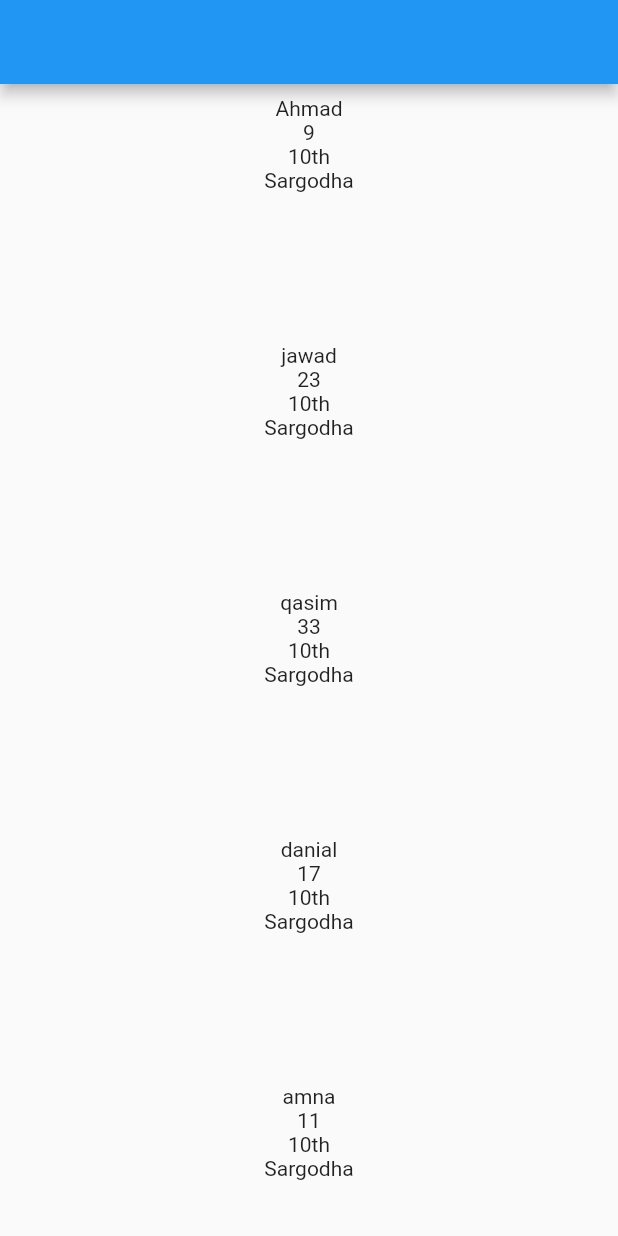
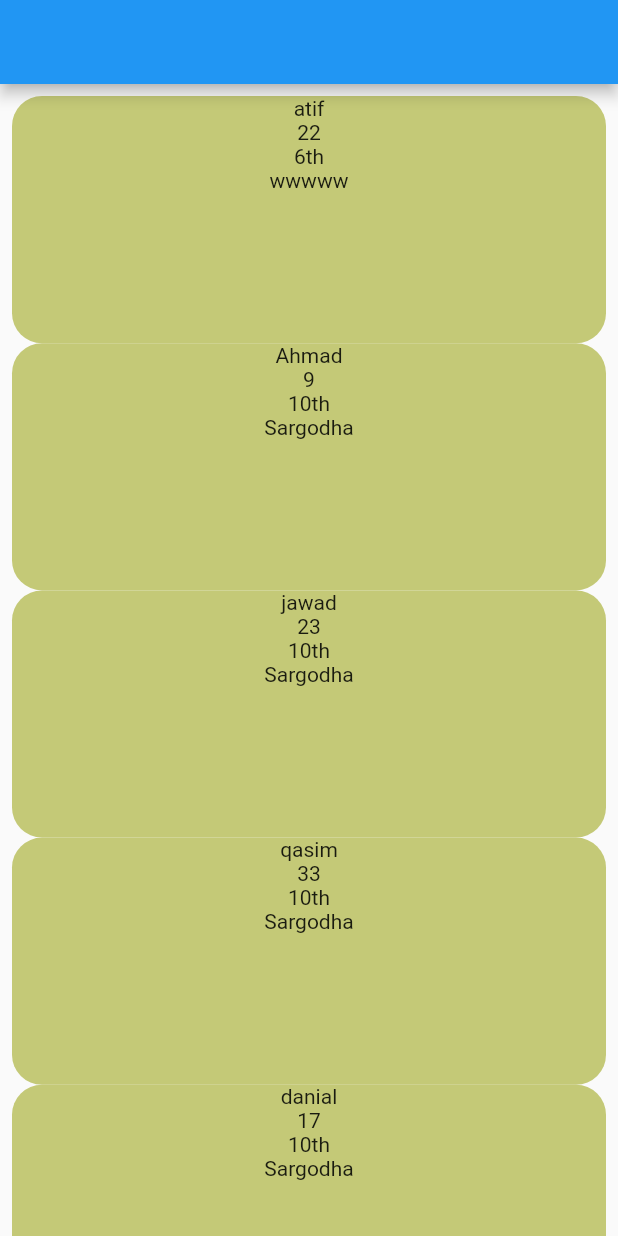
Before and after one commit to MAwais43/GamesApp, a Flutter app: the screen it shows after launch, on a phone screen of 412 x 824 dp. Run offline on Flutter 3.47's test engine with Material 2 defaults, Android fonts, the phone set to English and light mode, and no system bars; our stand-ins replace sizer.

```diff
--- a/lib/models/dataOne.dart
+++ b/lib/models/dataOne.dart
@@ -14,10 +14,10 @@ class DataModel {
     required this.Class,
     required this.address,
 });
-
 }
 
 final data = [
+  DataModel(name: 'atif', rollNo: '22', Class: '6th', address: 'wwwww'),
   DataModel(name: 'Ahmad', rollNo: '9', address: 'Sargodha', Class: '10th'),
   DataModel(name: 'jawad', rollNo: '23', address: 'Sargodha', Class: '10th'),
   DataModel(name: 'qasim', rollNo: '33', address: 'Sargodha', Class: '10th'),
--- a/lib/myClass.dart
+++ b/lib/myClass.dart
@@ -1,4 +1,5 @@
 import 'package:flutter/material.dart';
+import 'package:myapp/detailScreen.dart';
 import 'package:sizer/sizer.dart';
 import 'package:myapp/models/dataOne.dart';
 
@@ -25,8 +26,17 @@ class _myclassState extends State<myclass> {
             padding: const EdgeInsets.all(8),
             itemCount: data.length,
             itemBuilder: (BuildContext context, int index) {
-              return Container(
+              return InkWell(
+                onTap: () {
+                  Navigator.of(context).push(MaterialPageRoute(builder: (context)=> detailScreen(name: data[index].name, rollNo: data[index].rollNo,)));
+                },
+                child: Container(
                   height: 20.h,
+                  // color: Colors.amberAccent,
+                  decoration: BoxDecoration(
+                    color: Color(0xffc4c977),
+                    borderRadius: BorderRadius.circular(20),
+                  ),
                   child: Center(
                     child: Column(
                       children: [
@@ -46,6 +56,7 @@ class _myclassState extends State<myclass> {
                     ),
                       // child: Text(data[index].name)
                   ),
+                ),
               );
             }
         ),
```
Also changed, not shown: lib/detailScreen.dart (added, +40 -0 lines). Lines whose indentation alone changed are shown as unchanged.
